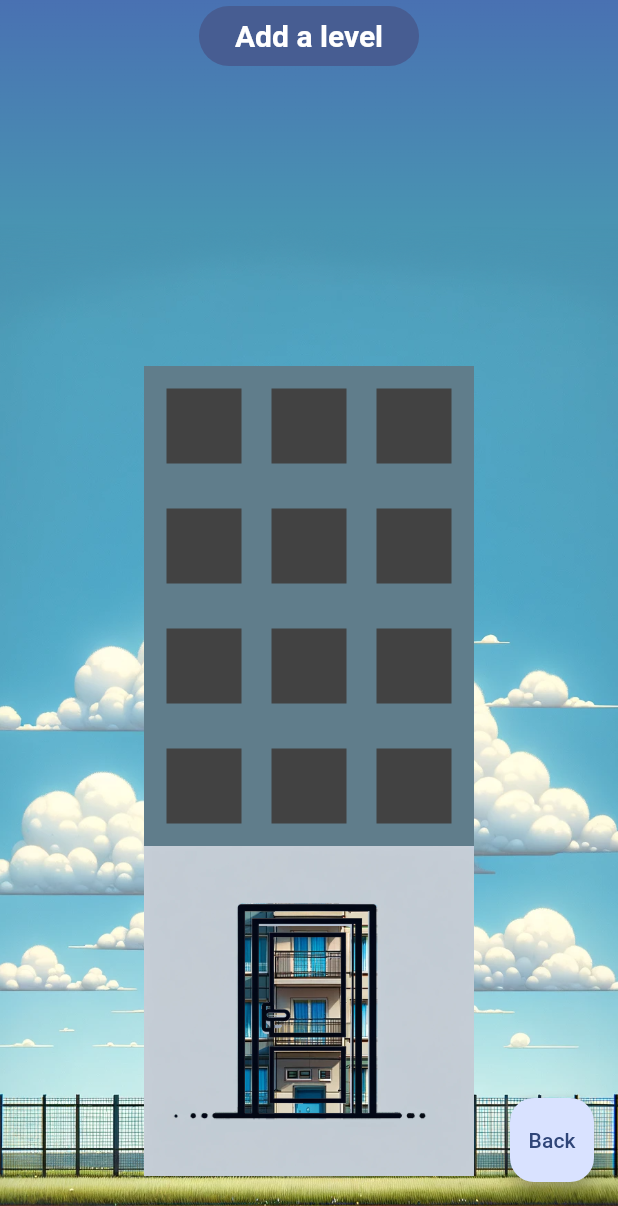
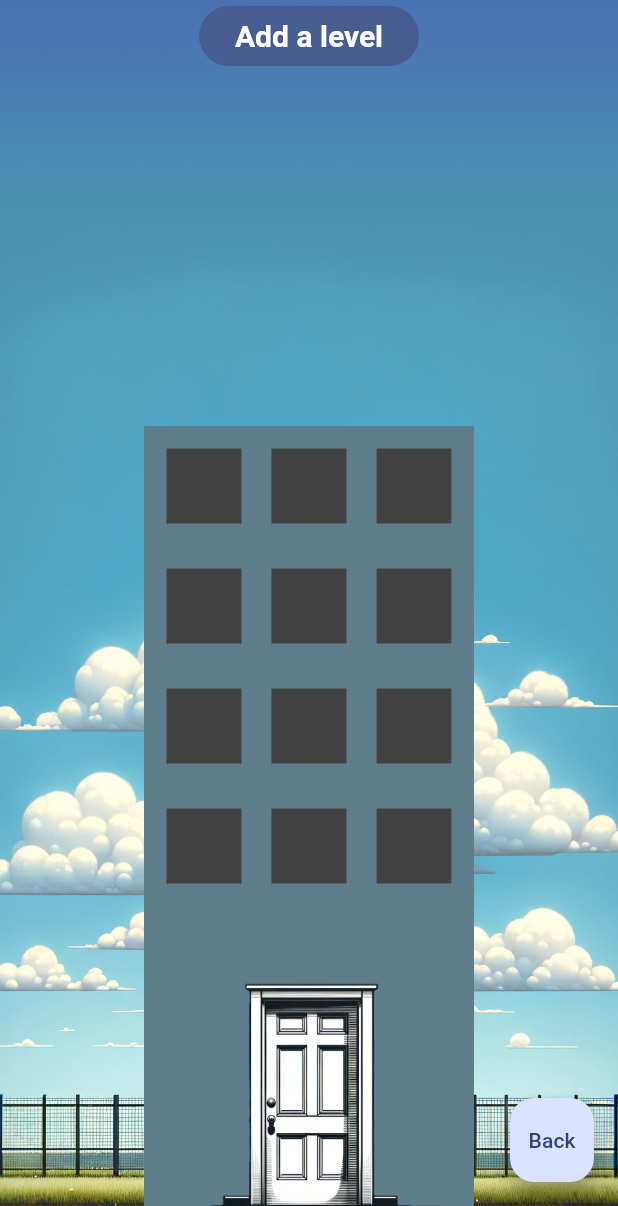
Before and after one commit to ChTiSh/EnergyStarv, a Flutter app: the MainView screen opened by its route, on a phone screen of 412 x 824 dp, the part 30-1236 px from its top. Run offline on Flutter 3.47's test engine with Material 3 defaults, Android fonts, the phone set to English and light mode, and no system bars; our stand-ins replace audioplayers, go_router, shared_preferences; accounts and stored records are empty.

Commit message:
aligned door to the bottom with a new door illustration

```diff
--- a/lib/starv_components/door.dart
+++ b/lib/starv_components/door.dart
@@ -13,7 +13,9 @@ class _DoorState extends State<Door> {
 
   @override
   Widget build(BuildContext context) {
-    return SizedBox(
+    return Align(
+      alignment: Alignment.bottomCenter, // Align at the bottom center
+      child: SizedBox(
         width: 220.0,
         child: GestureDetector(
           onTap: () {
@@ -27,10 +29,18 @@ class _DoorState extends State<Door> {
               AnimatedOpacity(
                 opacity: opacityLevel,
                 duration: Duration(seconds: 3),
+                child: Container(
+                  width: 220,
+                  height: 200,
+                  color: Colors.blueGrey,
                   child: Image.asset(
-                  'lib/images/door.png'), // Using Image.asset to load the door image
+                    'lib/images/door.png',
+                    alignment: Alignment.bottomCenter,
+                  ), // Using Image.asset to load the door image
+                ),
               ),
             ],
+          ),
         ),
       ),
     );
--- a/lib/starv_components/main_view.dart
+++ b/lib/starv_components/main_view.dart
@@ -39,7 +39,7 @@ class _MainViewState extends State<MainView> {
             fit: BoxFit.cover,
           ),
         ),
-        child: Expanded(
+        //child: Expanded(
         child: Align(
           alignment: Alignment.bottomCenter,
           child: Column(
@@ -60,14 +60,15 @@ class _MainViewState extends State<MainView> {
                   },
                 ),
               ),
-                Padding(
-                  padding: const EdgeInsets.only(bottom: 20.0),
-                  child: Door(),
-                ),
+              Door(),
+              // Padding(
+              //   padding: const EdgeInsets.only(bottom: 20.0),
+              //   child: Door(),
+              // ),
             ],
           ),
         ),
-        ),
+        //),
       ),
       floatingActionButton: FloatingActionButton(
         onPressed: () => GoRouter.of(context).pop(),
```
Also changed, not shown: lib/images/door.png, 3 other files. Lines whose indentation alone changed are shown as unchanged.
